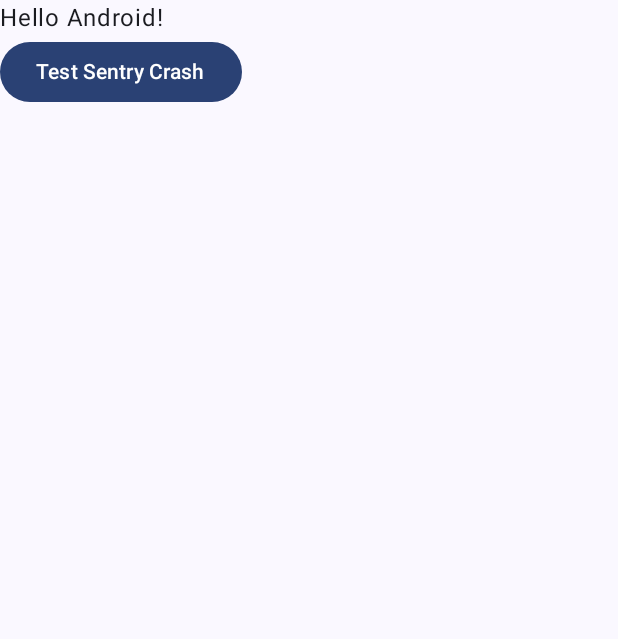
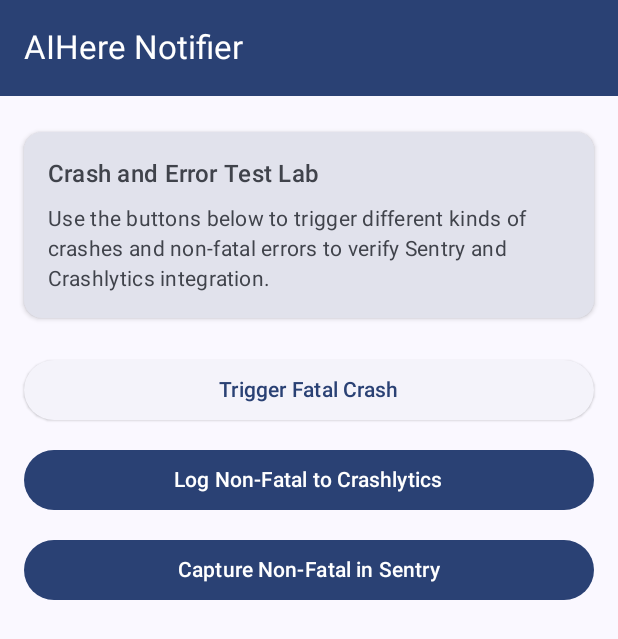
Before and after one commit to winechit-nfq/AIHereCrashlyticsNotifier, an Android app built with Jetpack Compose: the screen it shows after launch (MainActivity), on a phone screen of 412 x 824 dp. Shown: the top 639 px of the screen. Run offline under Robolectric (Android 15) with nearby library versions, the phone set to English and light mode, and no system bars; libraries missing offline, so code that uses them is left out: io.sentry.

Commit message:
Implement main screen layout with crash testing functionality

```diff
--- a/app/src/main/java/com/aiherecrashlyticsnotifier/MainActivity.kt
+++ b/app/src/main/java/com/aiherecrashlyticsnotifier/MainActivity.kt
@@ -4,14 +4,27 @@ import android.os.Bundle
 import androidx.activity.ComponentActivity
 import androidx.activity.compose.setContent
 import androidx.activity.enableEdgeToEdge
+import androidx.compose.foundation.layout.Arrangement
 import androidx.compose.foundation.layout.Column
+import androidx.compose.foundation.layout.Spacer
 import androidx.compose.foundation.layout.fillMaxSize
+import androidx.compose.foundation.layout.fillMaxWidth
+import androidx.compose.foundation.layout.height
 import androidx.compose.foundation.layout.padding
 import androidx.compose.material3.Button
+import androidx.compose.material3.Card
+import androidx.compose.material3.CardDefaults
+import androidx.compose.material3.ElevatedButton
+import androidx.compose.material3.ExperimentalMaterial3Api
+import androidx.compose.material3.MaterialTheme
 import androidx.compose.material3.Scaffold
 import androidx.compose.material3.Text
+import androidx.compose.material3.TopAppBar
+import androidx.compose.material3.TopAppBarDefaults
 import androidx.compose.runtime.Composable
+import androidx.compose.ui.Alignment
 import androidx.compose.ui.Modifier
+import androidx.compose.ui.unit.dp
 import androidx.compose.ui.tooling.preview.Preview
 import com.aiherecrashlyticsnotifier.ui.theme.AIHereCrashlyticsNotifierTheme
 import com.google.firebase.crashlytics.FirebaseCrashlytics
@@ -24,36 +37,100 @@ class MainActivity : ComponentActivity() {
         enableEdgeToEdge()
         setContent {
             AIHereCrashlyticsNotifierTheme {
-                Scaffold(modifier = Modifier.fillMaxSize()) { innerPadding ->
-                    Greeting(
-                        name = "Android",
-                        modifier = Modifier.padding(innerPadding)
-                    )
-                }
+                MainScreen()
             }
         }
     }
 }
 
+@OptIn(ExperimentalMaterial3Api::class)
 @Composable
-fun Greeting(name: String, modifier: Modifier = Modifier) {
-    Column(modifier = modifier) {
-        Text(
-            text = "Hello $name!"
-        )
-        Button(onClick = {
-            // Trigger a Sentry test crash
-            throw RuntimeException("Test Sentry crash")
-        }) {
-            Text("Test Sentry Crash")
+fun MainScreen() {
+    Scaffold(
+        modifier = Modifier.fillMaxSize(),
+        topBar = {
+            TopAppBar(
+                title = { Text("AIHere Notifier", style = MaterialTheme.typography.titleLarge) },
+                colors = TopAppBarDefaults.topAppBarColors(
+                    containerColor = MaterialTheme.colorScheme.primary,
+                    titleContentColor = MaterialTheme.colorScheme.onPrimary
+                )
+            )
+        }
+    ) { innerPadding ->
+        Column(
+            modifier = Modifier
+                .padding(innerPadding)
+                .padding(horizontal = 16.dp, vertical = 24.dp)
+                .fillMaxSize(),
+            verticalArrangement = Arrangement.Top,
+            horizontalAlignment = Alignment.CenterHorizontally
+        ) {
+            Card(
+                modifier = Modifier.fillMaxWidth(),
+                colors = CardDefaults.cardColors(containerColor = MaterialTheme.colorScheme.surfaceVariant),
+                elevation = CardDefaults.cardElevation(defaultElevation = 2.dp)
+            ) {
+                Column(modifier = Modifier.padding(16.dp)) {
+                    Text(
+                        text = "Crash and Error Test Lab",
+                        style = MaterialTheme.typography.titleMedium,
+                        color = MaterialTheme.colorScheme.onSurfaceVariant
+                    )
+                    Spacer(modifier = Modifier.height(8.dp))
+                    Text(
+                        text = "Use the buttons below to trigger different kinds of crashes and non-fatal errors to verify Sentry and Crashlytics integration.",
+                        style = MaterialTheme.typography.bodyMedium
+                    )
+                }
+            }
+
+            Spacer(modifier = Modifier.height(24.dp))
+
+            ElevatedButton(
+                onClick = {
+                    // 1) Force a fatal crash to test Sentry + Crashlytics crash capture
+                    throw RuntimeException("Test fatal crash from UI button")
+                },
+                modifier = Modifier.fillMaxWidth()
+            ) {
+                Text("Trigger Fatal Crash")
+            }
+
+            Spacer(modifier = Modifier.height(12.dp))
+
+            Button(
+                onClick = {
+                    // 2) Record a non-fatal exception to Crashlytics
+                    val exception = IllegalStateException("Non-fatal: Crashlytics logged exception")
+                    FirebaseCrashlytics.getInstance().recordException(exception)
+                },
+                modifier = Modifier.fillMaxWidth()
+            ) {
+                Text("Log Non‑Fatal to Crashlytics")
+            }
+
+            Spacer(modifier = Modifier.height(12.dp))
+
+            Button(
+                onClick = {
+                    // 3) Capture a message and exception in Sentry without crashing
+                    Sentry.captureMessage("Non-fatal test message from UI button")
+                    val exception = IllegalArgumentException("Non-fatal: Sentry captured exception")
+                    Sentry.captureException(exception)
+                },
+                modifier = Modifier.fillMaxWidth()
+            ) {
+                Text("Capture Non‑Fatal in Sentry")
+            }
         }
     }
 }
 
 @Preview(showBackground = true)
 @Composable
-fun GreetingPreview() {
+fun MainScreenPreview() {
     AIHereCrashlyticsNotifierTheme {
-        Greeting("Android")
+        MainScreen()
     }
 }
```
